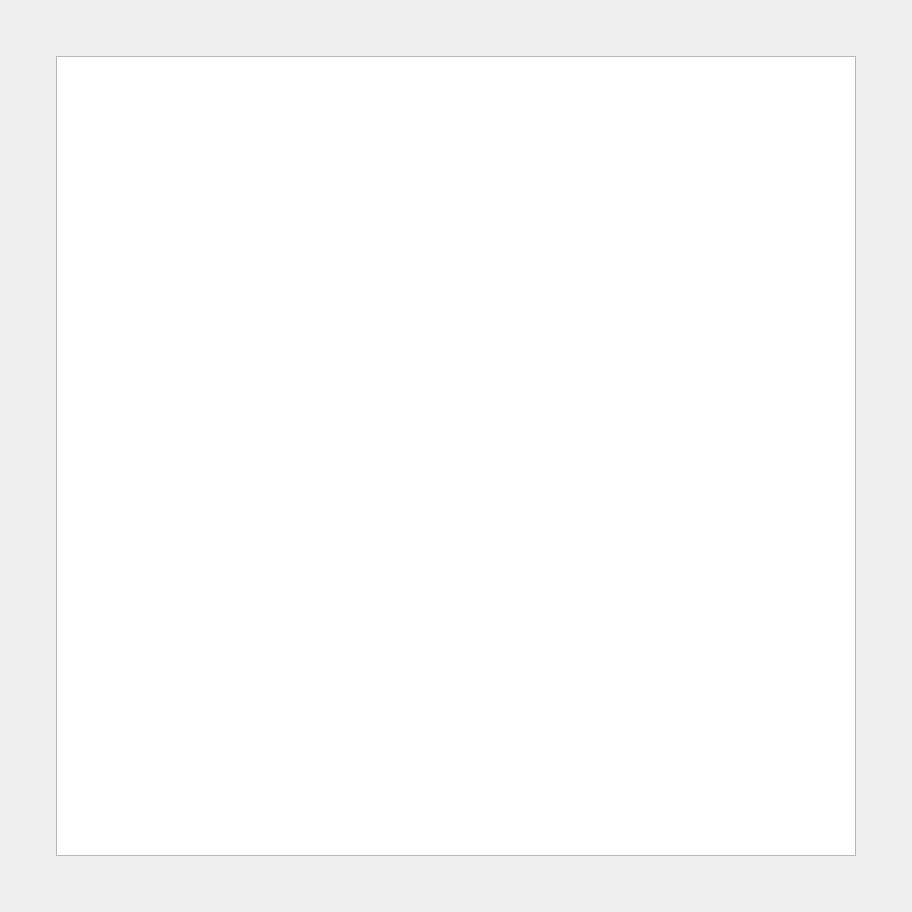
Qt form src/frontend/GUI/ui/MainWindow/MainWindow.ui (jolif1/Checkers) before a commit.
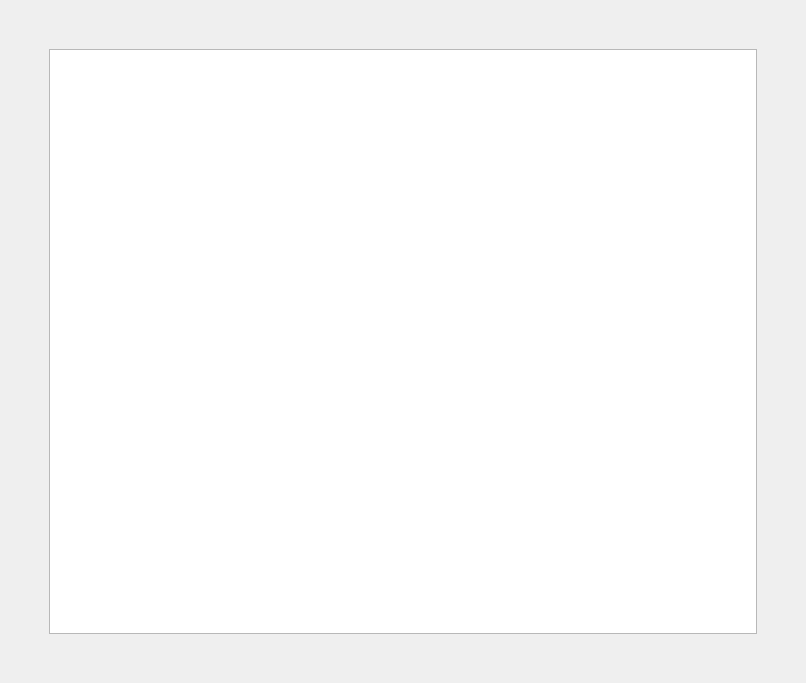
The same form after that commit. Custom widgets are drawn as their Qt base class.

What changed in the file:
```diff
--- a/src/frontend/GUI/ui/MainWindow/MainWindow.ui
+++ b/src/frontend/GUI/ui/MainWindow/MainWindow.ui
@@ -6,8 +6,8 @@
    <rect>
     <x>0</x>
     <y>0</y>
-    <width>912</width>
-    <height>912</height>
+    <width>806</width>
+    <height>683</height>
    </rect>
   </property>
   <property name="windowTitle">
@@ -35,7 +35,7 @@
          <enum>Qt::Horizontal</enum>
         </property>
         <property name="sizeType">
-         <enum>QSizePolicy::Expanding</enum>
+         <enum>QSizePolicy::Preferred</enum>
         </property>
         <property name="sizeHint" stdset="0">
          <size>
@@ -51,7 +51,7 @@
          <enum>Qt::Horizontal</enum>
         </property>
         <property name="sizeType">
-         <enum>QSizePolicy::Expanding</enum>
+         <enum>QSizePolicy::Preferred</enum>
         </property>
         <property name="sizeHint" stdset="0">
          <size>
@@ -67,7 +67,7 @@
          <enum>Qt::Vertical</enum>
         </property>
         <property name="sizeType">
-         <enum>QSizePolicy::Expanding</enum>
+         <enum>QSizePolicy::Preferred</enum>
         </property>
         <property name="sizeHint" stdset="0">
          <size>
@@ -80,15 +80,15 @@
       <item row="1" column="1">
        <widget class="frontend::gui::Board" name="mBoardTable">
         <property name="sizePolicy">
-         <sizepolicy hsizetype="Preferred" vsizetype="Preferred">
+         <sizepolicy hsizetype="Expanding" vsizetype="Expanding">
           <horstretch>0</horstretch>
           <verstretch>0</verstretch>
          </sizepolicy>
         </property>
         <property name="minimumSize">
          <size>
-          <width>800</width>
-          <height>800</height>
+          <width>500</width>
+          <height>500</height>
          </size>
         </property>
         <property name="verticalScrollBarPolicy">
@@ -116,16 +116,19 @@
          <bool>false</bool>
         </attribute>
         <attribute name="horizontalHeaderMinimumSectionSize">
-         <number>40</number>
+         <number>16</number>
+        </attribute>
+        <attribute name="horizontalHeaderDefaultSectionSize">
+         <number>70</number>
         </attribute>
         <attribute name="verticalHeaderVisible">
          <bool>false</bool>
         </attribute>
         <attribute name="verticalHeaderMinimumSectionSize">
-         <number>40</number>
+         <number>16</number>
         </attribute>
         <attribute name="verticalHeaderDefaultSectionSize">
-         <number>100</number>
+         <number>50</number>
         </attribute>
        </widget>
       </item>
@@ -135,7 +138,7 @@
          <enum>Qt::Vertical</enum>
         </property>
         <property name="sizeType">
-         <enum>QSizePolicy::Expanding</enum>
+         <enum>QSizePolicy::Preferred</enum>
         </property>
         <property name="sizeHint" stdset="0">
          <size>
```
Left out of the diff: 9 changed lines with no effect on the pictures.
